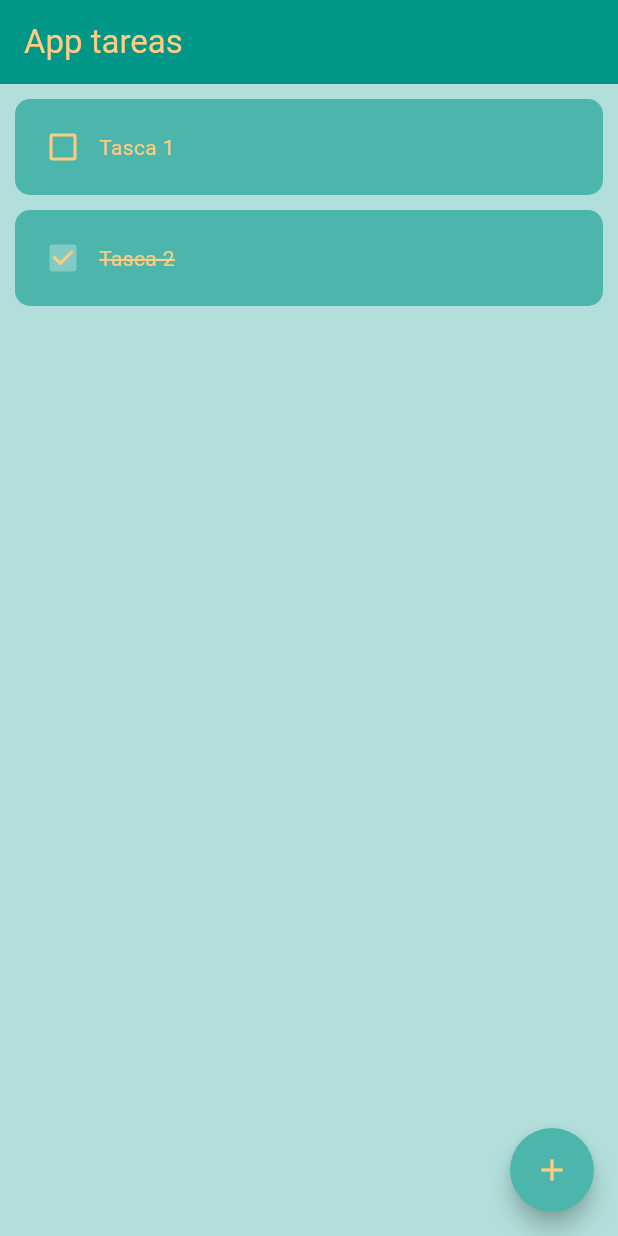
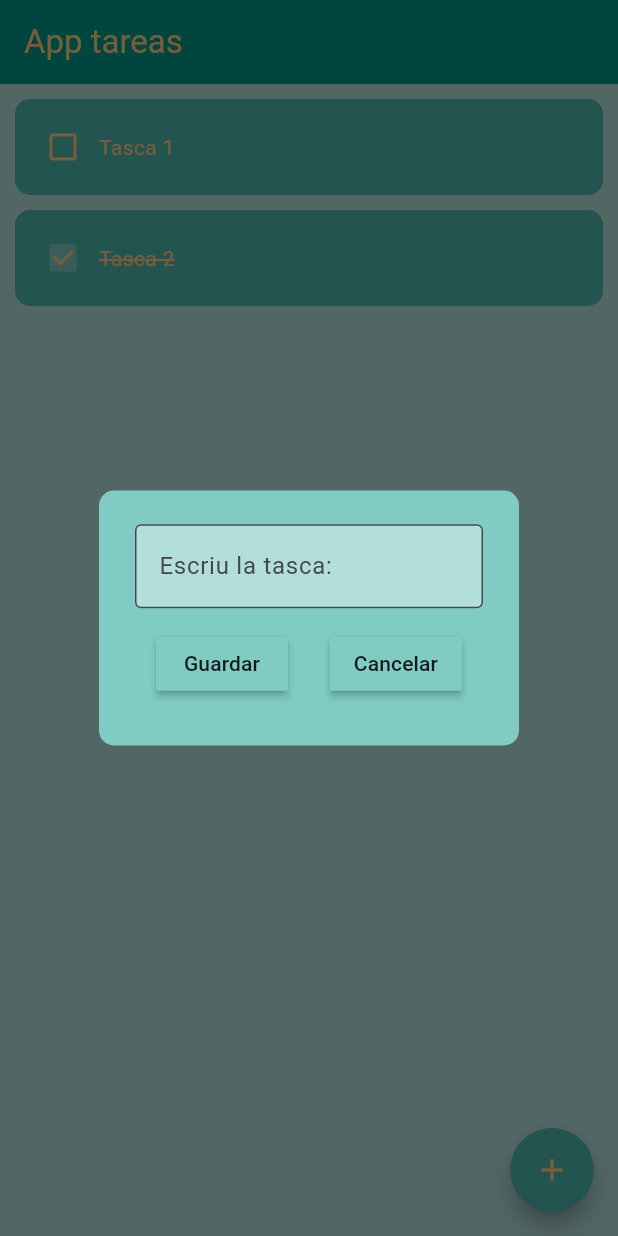
Before and after one commit to laia-Barba/aplicacion_tareas, a Flutter app: the screen it shows after launch, after a tap on the "add" icon, on a phone screen of 412 x 824 dp. Run offline on Flutter 3.47's test engine with Material 3 defaults, Android fonts, the phone set to English and light mode, and no system bars; drawn by our look-alikes of flutter_slidable.

Commit message:
afegir tasca

```diff
--- /dev/null
+++ b/lib/components/botoDialog.dart
@@ -0,0 +1,21 @@
+import 'package:flutter/material.dart';
+
+class Botodialog extends StatelessWidget {
+  final String textboto;
+  final Function()? accioBoto;
+
+  const Botodialog({
+    super.key,
+    required this.textboto,
+    required this.accioBoto,
+  });
+
+  @override
+  Widget build(BuildContext context) {
+    return MaterialButton(
+      onPressed: accioBoto,
+      color: Colors.teal[200],
+      child: Text(textboto),
+    );
+  }
+}
--- /dev/null
+++ b/lib/components/dialogNovaTasca.dart
@@ -0,0 +1,53 @@
+import 'package:aplicacion_tareas/components/botoDialog.dart';
+import 'package:flutter/material.dart';
+
+class Dialognovatasca extends StatelessWidget {
+
+  final TextEditingController tecTextTasca;
+  final Function()? accioGuardar;
+  final Function()? accioCancelar;
+
+  const Dialognovatasca({
+    super.key,
+    required this.tecTextTasca,
+    required this.accioGuardar,
+    required this.accioCancelar
+  });
+
+  @override
+  Widget build(BuildContext context) {
+    return AlertDialog(
+      backgroundColor: Colors.teal[200],
+      shape: RoundedRectangleBorder(
+        borderRadius: BorderRadius.circular(10)
+      ),
+      content: Container(
+        height: 130,
+        child: Column(
+          mainAxisAlignment: MainAxisAlignment.spaceAround,
+          children: [
+            TextField(
+              controller: tecTextTasca,
+              cursorColor: Colors.orange[300],
+              decoration: InputDecoration(
+                hintText: "Escriu la tasca: ",
+                border: OutlineInputBorder(),
+                filled: true,
+                fillColor: Colors.teal[100],
+              ),
+            ),
+            Row(
+              mainAxisAlignment: MainAxisAlignment.spaceAround,
+              children: [
+                //Boto guardar
+                Botodialog(textboto: "Guardar", accioBoto: accioGuardar),
+                //Boto cancelar
+                Botodialog(textboto: "Cancelar", accioBoto: accioCancelar)
+              ],
+            )
+          ],
+        ),
+      ),
+    );
+  }
+}
--- a/lib/pagines/pagina_principal.dart
+++ b/lib/pagines/pagina_principal.dart
@@ -1,3 +1,4 @@
+import 'package:aplicacion_tareas/components/dialogNovaTasca.dart';
 import 'package:aplicacion_tareas/components/item_tasca.dart';
 import 'package:flutter/material.dart';
 
@@ -17,6 +18,20 @@ class _PaginaPrincipalState extends State<PaginaPrincipal> {
     {"Titol": "Tasca 2", "Valor": true}
   ];
 
+  TextEditingController tecTextTasca = TextEditingController();
+
+  void accioGuardar(){
+    setState(() {
+      tasquesLlista.add({"Titol": tecTextTasca.text, "Valor": false});
+    });
+    accioCancelar();
+  }
+
+  void accioCancelar(){
+    tecTextTasca.clear();
+    Navigator.of(context).pop();
+  }
+
   void canviarCheckbox(bool? valorCheckbox, int index){
     setState(() {
       tasquesLlista[index]["Valor"] = !tasquesLlista[index]["Valor"];
@@ -26,6 +41,18 @@ class _PaginaPrincipalState extends State<PaginaPrincipal> {
     setState(() {
       tasquesLlista.removeAt(index);
     });
+  }
+
+  void crearNovaTasca(){
+    showDialog(
+      context: context,
+      builder: (context){
+        return Dialognovatasca(
+          tecTextTasca: tecTextTasca,
+          accioGuardar: accioGuardar,
+          accioCancelar: accioCancelar);
+      },
+    );
   }
 
   @override
@@ -42,7 +69,7 @@ class _PaginaPrincipalState extends State<PaginaPrincipal> {
       ),
       //Floating action button
       floatingActionButton: FloatingActionButton(
-        onPressed: (){},
+        onPressed: crearNovaTasca,
         backgroundColor: Colors.teal[300],
         shape: CircleBorder(),
         child: Icon(
```
